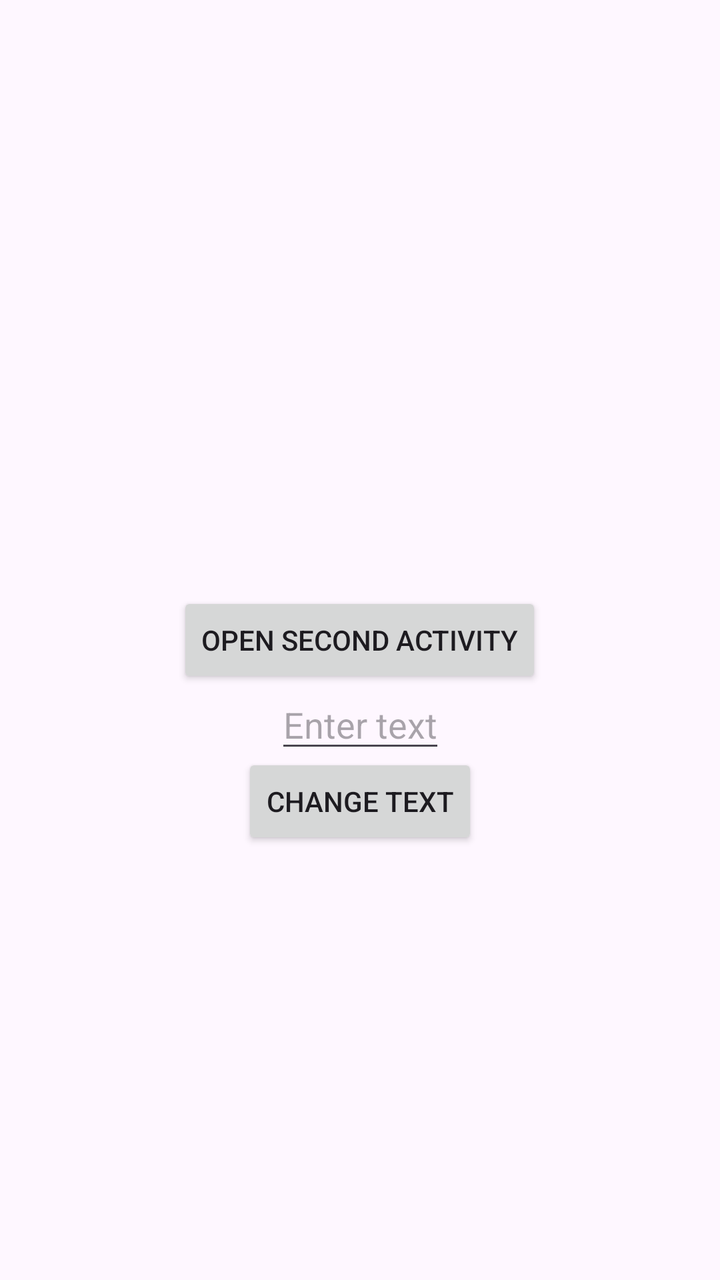
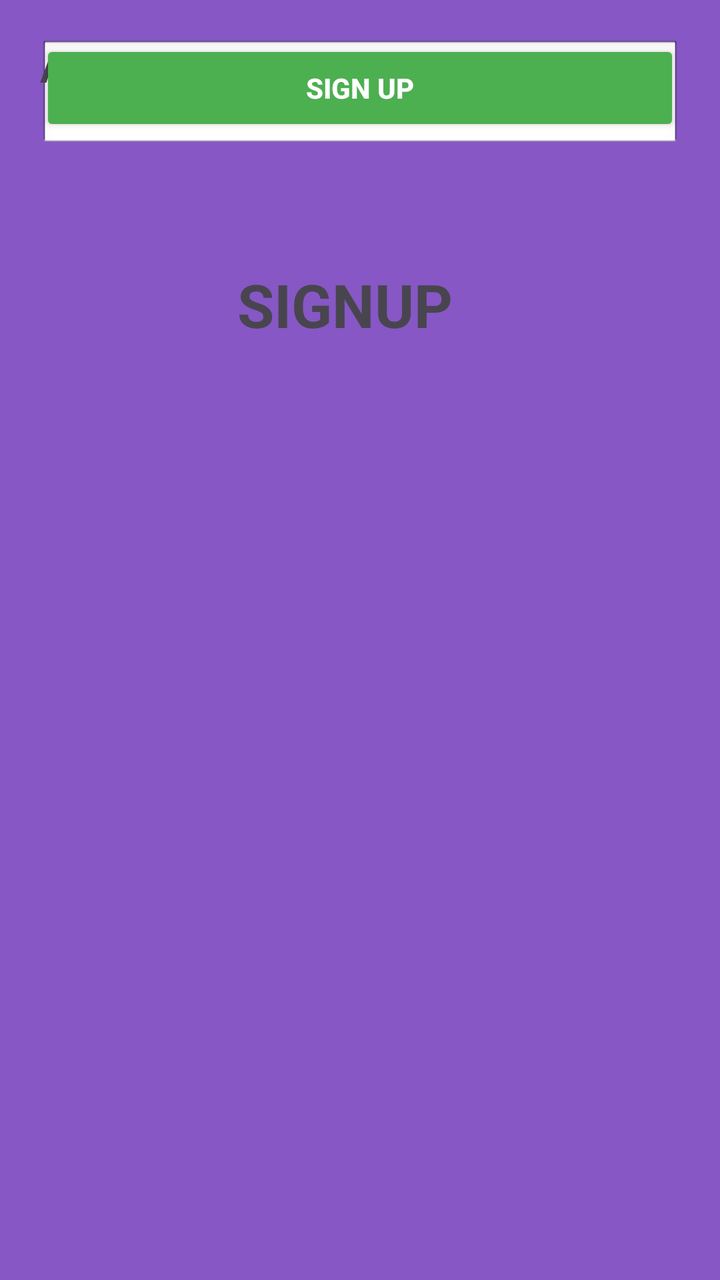

The first picture is an Android layout as it rendered before a commit; the second is the same layout after the commit. The layout source and the unified diff follow.
<!-- AndroidManifest.xml: application theme Theme.FIRSTAPP -->
<!-- res/layout/activity_main.xml -->
<?xml version="1.0" encoding="utf-8"?>
<androidx.constraintlayout.widget.ConstraintLayout xmlns:android="http://schemas.android.com/apk/res/android"
    xmlns:app="http://schemas.android.com/apk/res-auto"
    xmlns:tools="http://schemas.android.com/tools"
    android:id="@+id/main"
    android:layout_width="match_parent"
    android:layout_height="match_parent"
    tools:context=".MainActivity">

    <TextView
        android:layout_width="wrap_content"
        android:layout_height="wrap_content"
        android:text="Hello World!"
        app:layout_constraintBottom_toBottomOf="parent"
        app:layout_constraintEnd_toEndOf="parent"
        app:layout_constraintHorizontal_bias="0.473"
        app:layout_constraintStart_toStartOf="parent"
        app:layout_constraintTop_toTopOf="parent" />

    <EditText
        android:id="@+id/editText"
        android:layout_width="wrap_content"
        android:layout_height="wrap_content"
        android:hint="Enter text"
        app:layout_constraintBottom_toBottomOf="parent"
        app:layout_constraintEnd_toEndOf="parent"
        app:layout_constraintStart_toStartOf="parent"
        app:layout_constraintTop_toTopOf="parent"
        app:layout_constraintVertical_bias="0.568" />

    <Button
        android:id="@+id/button"
        android:layout_width="wrap_content"
        android:layout_height="wrap_content"
        android:text="Change Text"
        app:layout_constraintBottom_toBottomOf="parent"
        app:layout_constraintEnd_toEndOf="parent"
        app:layout_constraintStart_toStartOf="parent"
        app:layout_constraintTop_toTopOf="parent"
        app:layout_constraintVertical_bias="0.636" />

    <LinearLayout xmlns:android="http://schemas.android.com/apk/res/android"
        android:layout_width="match_parent"
        android:layout_height="match_parent"
        android:gravity="center"
        android:orientation="vertical">

        <Button
            android:id="@+id/openSecondActivityButton"
            android:layout_width="wrap_content"
            android:layout_height="wrap_content"
            android:text="Open Second Activity" />

    </LinearLayout>

</androidx.constraintlayout.widget.ConstraintLayout>
<!-- resources referenced by this layout -->
<resources>
  <style name="Theme.FIRSTAPP" parent="Base.Theme.FIRSTAPP" />
  <style name="Base.Theme.FIRSTAPP" parent="Theme.Material3.DayNight.NoActionBar">
          
          
      </style>
</resources>

<!-- the commit's change to res/layout/activity_main.xml (unified diff, before → after) -->
@@ -5,52 +5,91 @@
     android:id="@+id/main"
     android:layout_width="match_parent"
     android:layout_height="match_parent"
+    android:padding="20dp"
+    android:background="#8657c5"
     tools:context=".MainActivity">
 
+
     <TextView
-        android:layout_width="wrap_content"
-        android:layout_height="wrap_content"
-        android:text="Hello World!"
-        app:layout_constraintBottom_toBottomOf="parent"
-        app:layout_constraintEnd_toEndOf="parent"
-        app:layout_constraintHorizontal_bias="0.473"
-        app:layout_constraintStart_toStartOf="parent"
-        app:layout_constraintTop_toTopOf="parent" />
-
-    <EditText
-        android:id="@+id/editText"
-        android:layout_width="wrap_content"
-        android:layout_height="wrap_content"
-        android:hint="Enter text"
+        android:id="@+id/textView"
+        android:layout_width="123dp"
+        android:layout_height="87dp"
+        android:text="SIGNUP"
+        android:textSize="30sp"
+        android:textStyle="bold"
         app:layout_constraintBottom_toBottomOf="parent"
         app:layout_constraintEnd_toEndOf="parent"
         app:layout_constraintStart_toStartOf="parent"
         app:layout_constraintTop_toTopOf="parent"
-        app:layout_constraintVertical_bias="0.568" />
+        app:layout_constraintVertical_bias="0.218" />
+
+    <EditText
+        android:id="@+id/editTextName"
+        android:layout_width="match_parent"
+        android:layout_height="wrap_content"
+        android:background="@android:drawable/edit_text"
+        android:drawableStart="@android:drawable/ic_menu_myplaces"
+        android:inputType="textPersonName"
+        android:padding="12dp"
+        android:text="Full Name"
+        tools:layout_editor_absoluteX="0dp"
+        tools:layout_editor_absoluteY="228dp" />
+
+    <EditText
+        android:id="@+id/editTextEmail"
+        android:layout_width="match_parent"
+        android:layout_height="wrap_content"
+        android:background="@android:drawable/edit_text"
+        android:drawableStart="@android:drawable/ic_dialog_email"
+        android:inputType="textEmailAddress"
+        android:padding="12dp"
+        android:text="Email"
+        tools:layout_editor_absoluteX="0dp"
+        tools:layout_editor_absoluteY="304dp" />
+
+    <EditText
+        android:id="@+id/editTextPassword"
+        android:layout_width="match_parent"
+        android:layout_height="wrap_content"
+        android:background="@android:drawable/edit_text"
+        android:drawableStart="@android:drawable/ic_lock_lock"
+        android:inputType="textPassword"
+        android:padding="12dp"
+        android:text="Password"
+        tools:layout_editor_absoluteX="0dp"
+        tools:layout_editor_absoluteY="447dp" />
+
+    <EditText
+        android:id="@+id/editTextConfirmPassword"
+        android:layout_width="match_parent"
+        android:layout_height="wrap_content"
+        android:background="@android:drawable/edit_text"
+        android:drawableStart="@android:drawable/ic_lock_lock"
+        android:inputType="textPassword"
+        android:padding="12dp"
+        android:text="Confirm Password"
+        tools:layout_editor_absoluteX="0dp"
+        tools:layout_editor_absoluteY="379dp" />
 
     <Button
-        android:id="@+id/button"
+        android:id="@+id/buttonSignUp"
+        android:layout_width="match_parent"
+        android:layout_height="wrap_content"
+        android:backgroundTint="#4CAF50"
+        android:padding="12dp"
+        android:text="Sign Up"
+        android:textColor="#FFFFFF"
+        android:textStyle="bold"
+        tools:layout_editor_absoluteX="0dp"
+        tools:layout_editor_absoluteY="513dp" />
+
+    <TextView
+        android:id="@+id/textView2"
         android:layout_width="wrap_content"
         android:layout_height="wrap_content"
-        android:text="Change Text"
-        app:layout_constraintBottom_toBottomOf="parent"
-        app:layout_constraintEnd_toEndOf="parent"
-        app:layout_constraintStart_toStartOf="parent"
-        app:layout_constraintTop_toTopOf="parent"
-        app:layout_constraintVertical_bias="0.636" />
-
-    <LinearLayout xmlns:android="http://schemas.android.com/apk/res/android"
-        android:layout_width="match_parent"
-        android:layout_height="match_parent"
-        android:gravity="center"
-        android:orientation="vertical">
-
-        <Button
-            android:id="@+id/openSecondActivityButton"
-            android:layout_width="wrap_content"
-            android:layout_height="wrap_content"
-            android:text="Open Second Activity" />
-
-    </LinearLayout>
-
+        android:text="Already have an account? LOG IN"
+        android:textSize="20sp"
+        android:textStyle="bold"
+        tools:layout_editor_absoluteX="55dp"
+        tools:layout_editor_absoluteY="577dp" />
 </androidx.constraintlayout.widget.ConstraintLayout>
